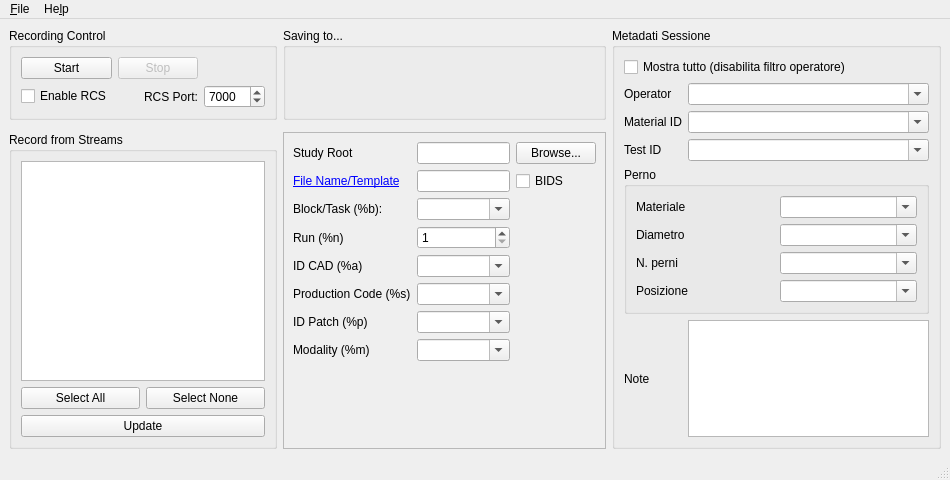
Old version of the form src/mainwindow.ui in the repository DavideAdaptronics/App-LabRecorder.
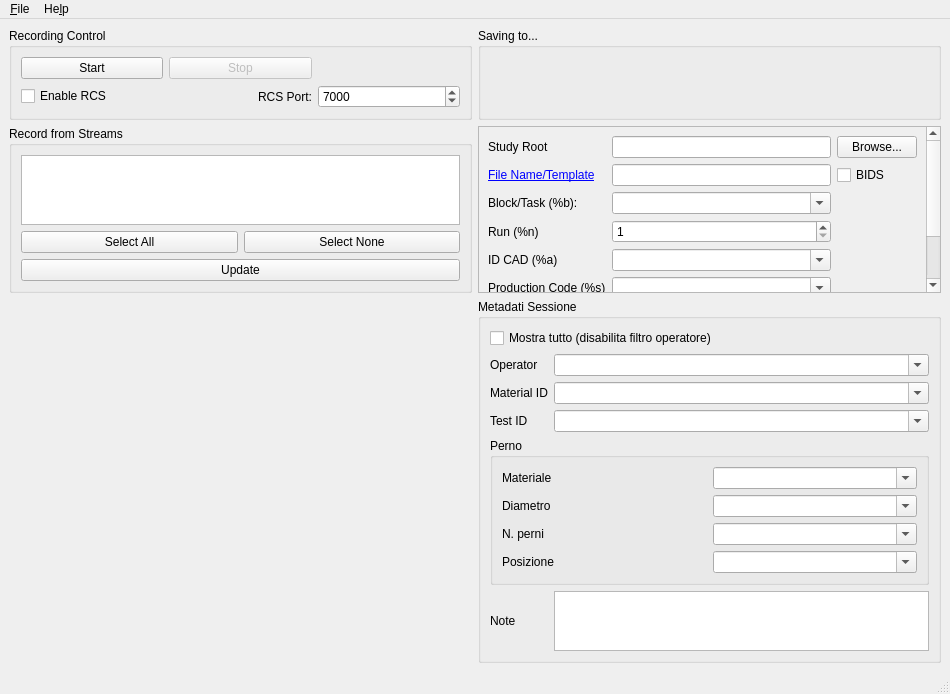
New version of the form.

Commit message: cambiato layout

What changed in the file:
```diff
--- a/src/mainwindow.ui
+++ b/src/mainwindow.ui
@@ -341,8 +341,8 @@
       </widget>
      </widget>
     </item>
-   <!-- [ADAPTRONICS] pannello metadati sessione: nuova colonna destra (col=2, rowspan=3) -->
-   <item row="0" column="2" rowspan="3">
+   <!-- [ADAPTRONICS] pannello metadati sessione: riga aggiuntiva sotto i controlli (col=1, row=3) -->
+   <item row="3" column="1">
     <widget class="QGroupBox" name="groupBox_metadata">
      <property name="title">
       <string>Metadati Sessione</string>
```
Left out of the diff: 4 changed lines with no effect on the pictures.
